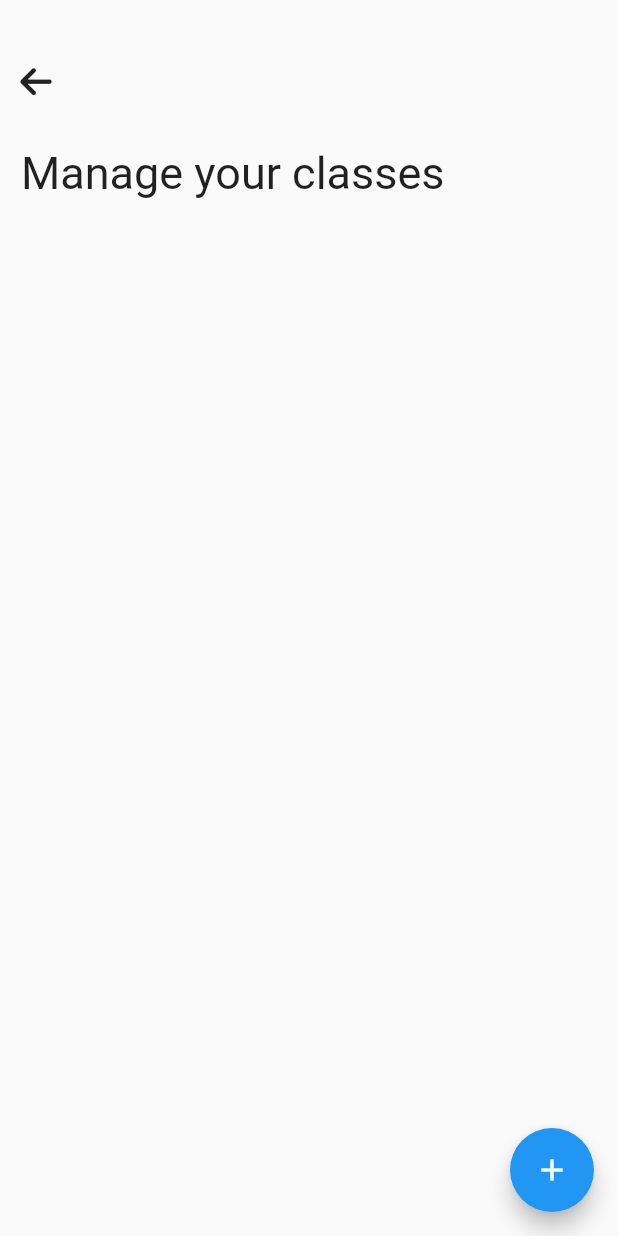
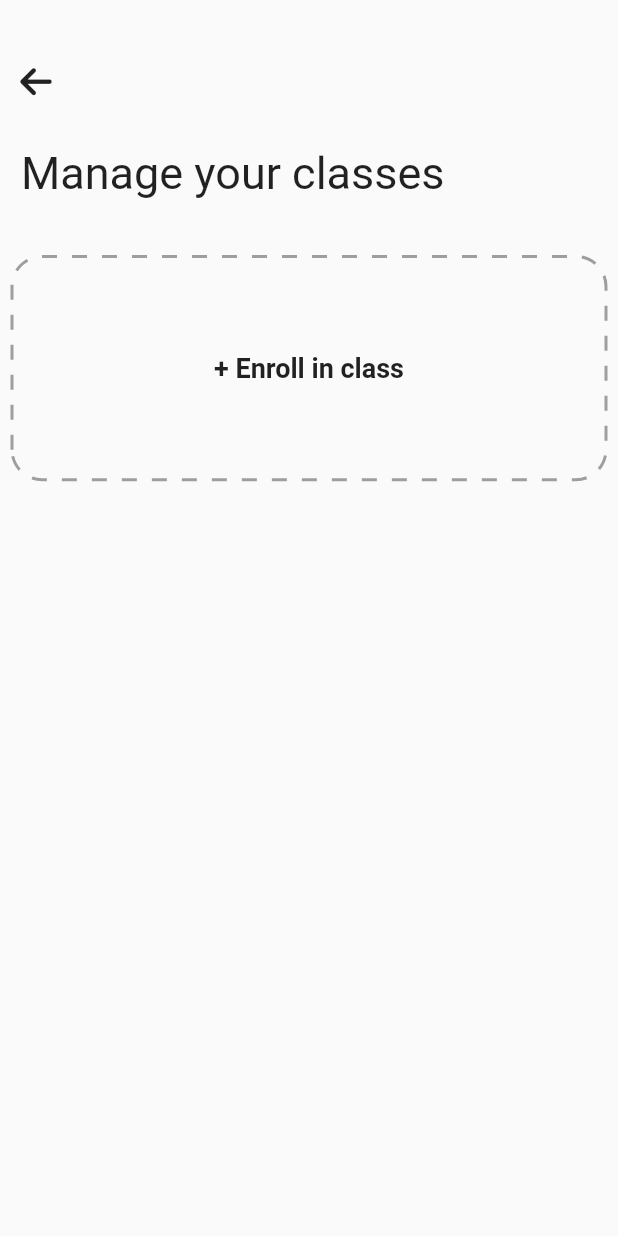
Before and after one commit to mshaheeruddin/Eduklio, a Flutter app: the StudentHomeScreen screen opened directly, after a tap on "Manage Classes", on a phone screen of 412 x 824 dp. Run offline on Flutter 3.47's test engine with Material 2 defaults, Android fonts, the phone set to English and light mode, and no system bars; drawn by our look-alikes of dotted_border; our stand-ins replace bloc, cloud_firestore, file_picker, firebase_auth, firebase_core, firebase_storage and 7 more; missing offline and left inert: flutter_facebook_auth, twitter_login; accounts and stored records are empty.

Commit message:
added enroll functionality

```diff
--- /dev/null
+++ b/lib/domain/usecases/manage_student_class_usecase.dart
@@ -0,0 +1,10 @@
+import '../entities/class.dart';
+
+class ClassManagerStudent {
+  List<Class> classes = [];
+
+  void addClass(Class newClass) {
+    classes.add(newClass);
+  }
+
+}
--- a/lib/main.dart
+++ b/lib/main.dart
@@ -1,5 +1,6 @@
 
 import 'package:eduklio/presentation/pages/animated.dart';
+import 'package:eduklio/presentation/pages/student_interface/bloc/enroll_bloc/enroll_bloc.dart';
 import 'package:eduklio/presentation/pages/teacher_interface/bloc/bottombar_homescreen_bloc/text_field_announce_bloc.dart';
 import 'package:eduklio/presentation/pages/welcome_interface/home_screen.dart';
 import 'package:eduklio/presentation/pages/authentication_interface/signin_interface/login_screen.dart';
@@ -34,6 +35,9 @@ class MyApp extends StatelessWidget {
         BlocProvider<TextFieldAnnounceBloc>(
           create: (context) => TextFieldAnnounceBloc(),
         ),
+        BlocProvider<EnrollBloc> (
+          create: (context) => EnrollBloc(),
+        )
       ],
       child: MaterialApp(
         title: 'Eduklio',
--- /dev/null
+++ b/lib/presentation/pages/student_interface/bloc/enroll_bloc/enroll_bloc.dart
@@ -0,0 +1,33 @@
+import 'dart:async';
+
+import 'package:bloc/bloc.dart';
+import 'package:meta/meta.dart';
+
+part 'enroll_event.dart';
+part 'enroll_state.dart';
+
+class EnrollBloc extends Bloc<EnrollEvent, EnrollState> {
+  EnrollBloc() : super(EnrollInitial()) {
+    on<EnrollClickedEvent>((event, emit) {
+      if (event.isClicked == true) {
+        emit(EnrollDialogueBoxLaunchState());
+      }
+    });
+    on<EnrollSubjectSelectionEvent>((event, emit) {
+        if (event.isClicked == true) {
+          emit(EnrollSubjectedSelectedState(event.selectedValue));
+        }
+    });
+    on<EnrollTeacherSelectionEvent>((event, emit) {
+      if (event.isClicked == true) {
+        emit(EnrollTeacherSelectedState(event.selectedValue));
+      }
+    });
+    on<EnrollButtonPressedEvent>((event, emit) {
+      if (event.isClicked == true) {
+        emit(EnrollButtonPressedState(event.subjectSelected, event.teacherSelected));
+      }
+    });
+
+  }
+}
--- /dev/null
+++ b/lib/presentation/pages/student_interface/bloc/enroll_bloc/enroll_event.dart
@@ -0,0 +1,28 @@
+part of 'enroll_bloc.dart';
+
+@immutable
+abstract class EnrollEvent {}
+
+class EnrollClickedEvent extends EnrollEvent{
+  bool isClicked = false;
+  EnrollClickedEvent(this.isClicked);
+}
+class EnrollSubjectSelectionEvent extends EnrollEvent{
+  bool isClicked = false;
+  String selectedValue;
+  EnrollSubjectSelectionEvent(this.isClicked, this.selectedValue);
+}
+
+class EnrollTeacherSelectionEvent extends EnrollEvent{
+  bool isClicked = false;
+  String selectedValue;
+  EnrollTeacherSelectionEvent(this.isClicked, this.selectedValue);
+}
+
+
+class EnrollButtonPressedEvent extends EnrollEvent{
+  bool isClicked = false;
+  String subjectSelected;
+  String teacherSelected;
+  EnrollButtonPressedEvent(this.isClicked, this.subjectSelected, this.teacherSelected);
+}
--- /dev/null
+++ b/lib/presentation/pages/student_interface/bloc/enroll_bloc/enroll_state.dart
@@ -0,0 +1,24 @@
+part of 'enroll_bloc.dart';
+
+@immutable
+abstract class EnrollState {}
+
+class EnrollInitial extends EnrollState {}
+
+class EnrollDialogueBoxLaunchState extends EnrollState {}
+
+class EnrollSubjectedSelectedState extends EnrollState {
+  String selectedValue;
+  EnrollSubjectedSelectedState(this.selectedValue);
+}
+
+class EnrollTeacherSelectedState extends EnrollState {
+  String selectedValue;
+  EnrollTeacherSelectedState(this.selectedValue);
+}
+
+class EnrollButtonPressedState extends EnrollState {
+  String subjectSelected;
+  String teacherSelected;
+  EnrollButtonPressedState(this.subjectSelected, this.teacherSelected);
+}
--- /dev/null
+++ b/lib/presentation/pages/student_interface/manage_class.dart
@@ -0,0 +1,295 @@
+import 'dart:developer';
+
+import 'package:cloud_firestore/cloud_firestore.dart';
+import 'package:eduklio/data/repositories/user_repository.dart';
+import 'package:eduklio/domain/usecases/manage_student_class_usecase.dart';
+import 'package:eduklio/presentation/dialogs/class_dialogue_enroll.dart';
+import 'package:eduklio/presentation/pages/student_interface/bloc/enroll_bloc/enroll_bloc.dart';
+import 'package:eduklio/presentation/pages/teacher_interface/bottombar.dart';
+import 'package:eduklio/presentation/pages/teacher_interface/subject_home_screen.dart';
+import 'package:firebase_auth/firebase_auth.dart';
+import 'package:flutter/cupertino.dart';
+import 'package:flutter/material.dart';
+import 'package:flutter_bloc/flutter_bloc.dart';
+import 'package:font_awesome_flutter/font_awesome_flutter.dart';
+import 'package:google_fonts/google_fonts.dart';
+import 'package:twitter_login/entity/user.dart';
+
+import '../../../data/repositories/general_repository.dart';
+import '../../../domain/entities/class.dart';
+import '../../../domain/usecases/manageclass_usecase.dart';
+import '../../dialogs/class_dialog.dart';
+import 'package:dotted_border/dotted_border.dart';
+
+class ManageClassStudent extends StatefulWidget {
+  //final ClassManagerStudent classManager;
+  String className = "";
+  ManageClassStudent();
+
+  @override
+  _ManageClassStudentState createState() => _ManageClassStudentState(className);
+}
+
+class _ManageClassStudentState extends State<ManageClassStudent> {
+  @override
+  String className = "";
+  FirebaseFirestore _firestore = FirebaseFirestore.instance;
+
+  _ManageClassStudentState(this.className);
+  UserRepository userRepository = UserRepository();
+  Widget build(BuildContext context) {
+
+
+
+    //streambuilder to get
+    Widget realTimeDisplayOfAdding(BuildContext context) {
+      return StreamBuilder<QuerySnapshot>(
+        //subscribed to firestore collection called users
+        //so whenever doc is added/changed, we get 'notification'
+        stream: _firestore.collection("teacher_classes").snapshots(),
+        //snapshot is real time data we will get
+        builder: (context, snapshot) {
+          //if connection (With firestore) is established then.....
+          if (snapshot.connectionState == ConnectionState.active) {
+            if(snapshot.hasData && snapshot.data != null) {
+              return Expanded(
+                child: ListView.builder(
+                  //length as much as doc we have
+                  itemCount: snapshot.data!.docs.length,
+                  itemBuilder: (context, index) {
+                    //from docs array we are now selecting a doc
+                    Map<String, dynamic> userMap = snapshot.data!.docs[index].data() as Map<String, dynamic>;
+                    //get users document id
+                    String documentId = snapshot.data!.docs[index].id;
+
+                    if(userRepository.getUserUID() == userMap["userId"]) {
+                      return Card(
+                        elevation: 10,
+                        shadowColor: Colors.black,
+                        child: Padding(padding: EdgeInsets.all(10),
+                          child: Column(
+                            children: [
+                              ListTile(
+                                onTap: () {
+                                  Navigator.push(context, MaterialPageRoute(
+                                      builder: (context) =>
+                                          BottomBar(userMap["className"])));
+                                },
+
+                                title: Text(userMap["className"],
+                                    style: TextStyle(fontSize: 22)),
+                                subtitle: Text(userMap["classCode"],
+                                    style: TextStyle(fontSize: 15)),
+                                trailing: IconButton(onPressed: () {
+                                  //delete with specific document function comes
+                                  userRepository.deleteUser(
+                                      "teacher_classes", documentId);
+                                },
+                                  icon: Icon(Icons.delete),
+
+                                ),
+                              ),
+                            ],
+                          ),
+
+                        ),
+                        /* title: Text(currentClass.className),
+                    subtitle: Text(currentClass.classCode),*/
+                      );
+                    }
+                  },),
+              );
+            }
+            else {
+              return Text("No Data");
+            }}
+          else {
+            return Center(
+              child: CircularProgressIndicator(),
+            );
+          }},
+      );
+    }
+
+
+    return Scaffold(
+
+      body: Column(
+        mainAxisAlignment: MainAxisAlignment.start,
+        crossAxisAlignment: CrossAxisAlignment.start,
+        children: [
+          Stack(
+            children: [
+              Padding(
+                padding: EdgeInsets.only(top: 30),
+                child: IconButton(onPressed: () {}, icon: FaIcon(FontAwesomeIcons.arrowLeft)),
+              )
+            ],
+          ),
+          Padding(
+            padding: const EdgeInsets.only(top: 20.0, left: 14),
+            child: Text(
+              'Manage your classes',
+              style: GoogleFonts.adventPro(fontSize: 30),
+            ),
+          ),
+          SizedBox(height: 30,),
+          _buildAddTask(),
+          realTimeDisplayOfAdding(context),
+        ],
+      ),
+      /*floatingActionButton: FloatingActionButton(
+        onPressed: () {
+          showDialog(
+            context: context,
+            builder: (context) {
+              return ClassDialogEnroll(classManager: widget.classManager);
+
+            },
+          );
+        },
+        child: Icon(Icons.add),
+      ),*/
+    );
+  }
+
+  Widget _buildAddTask() {
+    return SizedBox(
+      height: MediaQuery.of(context).size.height * 0.2,
+      child: Padding(
+        padding: const EdgeInsets.all(8.0),
+        child: DottedBorder(
+          borderType: BorderType.RRect,
+          radius: Radius.circular(20),
+          dashPattern: [10,10],
+          color: Colors.grey,
+          strokeWidth: 2,
+          child: BlocBuilder<EnrollBloc, EnrollState>(
+  builder: (context, state) {
+    return GestureDetector(
+            onTap: () {
+              BlocProvider.of<EnrollBloc>(context).add(EnrollClickedEvent(true));
+              if (state is EnrollDialogueBoxLaunchState) {
+                _showAlertBox();
+              }
+            },
+            child: Center(
+              child: Text('+ Enroll in class',
+              style: TextStyle(fontSize: 18,fontWeight: FontWeight.bold),
+              ),
+            ),
+          );
+  },
+),
+        ),
+      ),
+    );
+  }
+  String selectedSubject = "";
+  bool _selected = false;
+  List<String> availableClasses = ['Urdu', 'Maths'];
+  List<String> enrolledClasses = [];
+
+
+  String selectedTeacher = "";
+  bool _isSelectedTeacher = false;
+  List<String> availableTeachers = ['Shaheer', 'Rafay'];
+  List<String> teacherSelected = [];
+
+  Map<String, String> teacherSubjectMap = {};
+  void _showAlertBox() async {
+    await showDialog(
+      context: context,
+      builder: (context) => BlocBuilder<EnrollBloc, EnrollState>(
+  builder: (context, state) {
+
+    bool isSubjectSelected = state is EnrollSubjectedSelectedState;
+    bool isTeacherSelected = state is EnrollTeacherSelectedState;
+
+    return AlertDialog(
+        title: Text('Select Class to enroll'),
+        content: Column(
+          children: [DropdownButton<String>(
+            hint: Text('Choose subject'),
+            value: _selected ? selectedSubject: null,
+            isExpanded: true,
+            items: availableClasses.map((String value) {
+              return DropdownMenuItem<String>(
+                value: value,
+                child: Text(
+                  value,
+                  style: TextStyle(color: Colors.blue),
+                ),
+              );
+            }).toList(),
+            onChanged: (newValue) {
+              if(newValue!.isNotEmpty) BlocProvider.of<EnrollBloc>(context).add(EnrollSubjectSelectionEvent(true,selectedSubject));
+              log(newValue!.isNotEmpty.toString());
+              WidgetsBinding.instance!.addPostFrameCallback((_) {
+                if (state is EnrollSubjectedSelectedState) {
+                  log((state is EnrollSubjectedSelectedState).toString());
+
+                }
+              });
+
+                selectedSubject = newValue!;
+                _selected  = true;
+
+
+            },
+          ),
+            DropdownButton<String>(
+              hint: Text('Choose Teacher'),
+              value: _isSelectedTeacher? selectedTeacher: null,
+              isExpanded: true,
+              items: availableTeachers.map((String value) {
+                return DropdownMenuItem<String>(
+                  value: value,
+                  child: Text(
+                    value,
+                    style: TextStyle(color: Colors.blue),
+                  ),
+                );
+              }).toList(),
+              onChanged: (newValue) {
+                if(newValue!.isNotEmpty)BlocProvider.of<EnrollBloc>(context).add(EnrollTeacherSelectionEvent(true,selectedSubject));
+                log(newValue!.isNotEmpty.toString());
+                log((state is EnrollTeacherSelectedState).toString());
+
+                  selectedTeacher = newValue!;
+    _isSelectedTeacher  = true;
+    newValue = "";
+    },
+            ),
+      ]
+        ),
+        actions: [
+          BlocBuilder<EnrollBloc, EnrollState>(
+  builder: (context, state) {
+    return TextButton(
+            child: Text('Enroll'),
+            onPressed: () {
+              BlocProvider.of<EnrollBloc>(context).add(EnrollButtonPressedEvent(true, selectedSubject, selectedTeacher));
+              teacherSubjectMap[selectedTeacher] = selectedSubject;
+
+              /*if(userRepository.getFieldFromDocument(FirebaseAuth.instance.currentUser!.uid, "teachers") != 'teacher') {
+                userRepository.addFieldToDocument(FirebaseAuth.instance.currentUser!.uid, "teachers", [selectedTeacher]);
+              }
+              else {
+
+              }
+
+              userRepository.addFieldToDocument(FirebaseAuth.instance.currentUser!.uid, "subjects", [selectedSubject]);*/
+              Navigator.of(context).pop();
+            });
+  },
+),
+        ],
+      );
+  },
+),
+    );
+  }
+
+
+}
--- a/lib/presentation/pages/student_interface/student_homescreen.dart
+++ b/lib/presentation/pages/student_interface/student_homescreen.dart
@@ -1,5 +1,9 @@
+import 'package:eduklio/domain/usecases/manage_student_class_usecase.dart';
+import 'package:eduklio/presentation/pages/student_interface/bloc/enroll_bloc/enroll_bloc.dart';
+import 'package:eduklio/presentation/pages/student_interface/manage_class.dart';
 import 'package:flutter/cupertino.dart';
 import 'package:flutter/material.dart';
+import 'package:flutter_bloc/flutter_bloc.dart';
 import 'package:google_fonts/google_fonts.dart';
 
 import '../../../data/repositories/user_repository.dart';
@@ -19,7 +23,7 @@ class _StudentHomeScreenState extends State<StudentHomeScreen> {
 
   UserRepository userRepository = UserRepository();
 
-  final ClassManager classManager = ClassManager();
+  final ClassManagerStudent classManager = ClassManagerStudent();
 
   Future<void> retrieveUserName() async {
     String? userDisplayName = await userRepository.getUserFirstName();
@@ -180,7 +184,10 @@ class _StudentHomeScreenState extends State<StudentHomeScreen> {
                   child: InkWell(
                     onTap: () {
                       // Navigate to the attendance screen
-                      Navigator.push(context, MaterialPageRoute(builder: (context) => ManageClass(classManager: classManager)));
+                      Navigator.push(context, MaterialPageRoute(builder: (context) => BlocProvider(
+  create: (context) => EnrollBloc(),
+  child: ManageClassStudent(),
+)));
                     },
                     child: Padding(
                       padding: const EdgeInsets.all(16.0),
@@ -257,7 +264,7 @@ class _StudentHomeScreenState extends State<StudentHomeScreen> {
                             mainAxisAlignment: MainAxisAlignment.spaceBetween,
                             children: [
                               Text(
-                                'Manage Attendance',
+                                'Attendance Portal',
                                 style: GoogleFonts.aBeeZee(fontSize: 20),
                               ),
                               Icon(Icons.people, size: 20.0),
--- a/pubspec.yaml
+++ b/pubspec.yaml
@@ -44,6 +44,7 @@ dependencies:
   file_picker:
   uuid: ^3.0.7
   firebase_storage: ^11.2.1
+  dotted_border: ^2.0.0+3
   # The following adds the Cupertino Icons font to your application.
   # Use with the CupertinoIcons class for iOS style icons.
   cupertino_icons: ^1.0.2
```
Also changed, not shown: lib/data/repositories/user_repository.dart (+8 -0 lines), lib/presentation/dialogs/class_dialogue_enroll.dart (added, +85 -0 lines), pubspec.lock.
